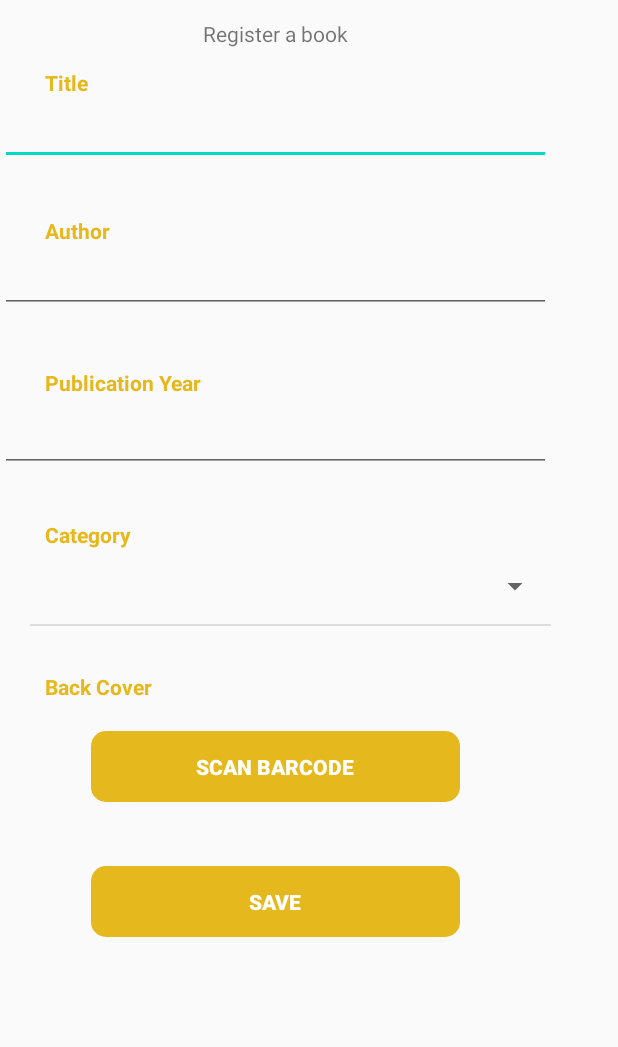
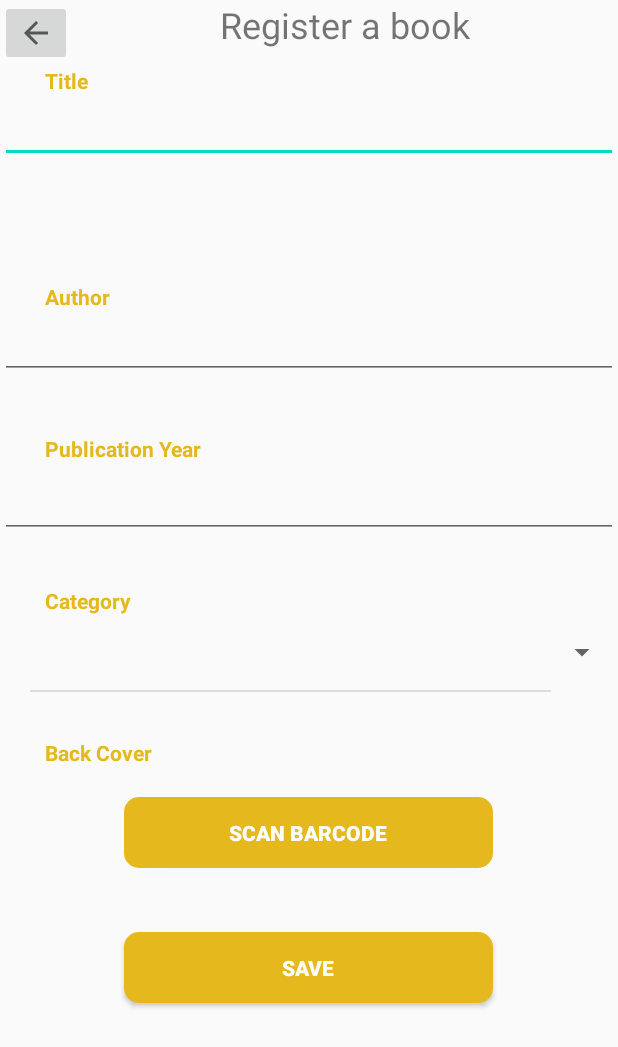
Before and after one commit to hugoTortuga/BookyPocket, an Android app: the RegisterBookActivity screen opened directly, with no data from a screen before it, on a phone screen of 412 x 824 dp. Shown: the top 1047 px of the screen. Run offline under Robolectric (Android 15) with nearby library versions, the phone set to English and light mode, and no system bars; libraries missing offline, so code that uses them is left out: com.j256.ormlite; 2 statements that could not run were skipped.

```diff
--- /dev/null
+++ b/Appli/Dev/BookyPocket/app/src/main/java/android/cnam/bookypocket/AuthorActivity.java
@@ -0,0 +1,4 @@
+package android.cnam.bookypocket;
+
+public class AuthorActivity {
+}
--- a/Appli/Dev/BookyPocket/app/src/main/java/android/cnam/bookypocket/RegisterBookActivity.java
+++ b/Appli/Dev/BookyPocket/app/src/main/java/android/cnam/bookypocket/RegisterBookActivity.java
@@ -6,6 +6,7 @@ import android.cnam.bookypocket.DBManager.ORMSQLiteManager;
 import android.cnam.bookypocket.DBManager.Session;
 import android.cnam.bookypocket.Model.*;
 import android.cnam.bookypocket.Utils.Alert;
+import android.cnam.bookypocket.Utils.ChangeActivity;
 import android.content.Context;
 import android.os.Bundle;
 import android.view.View;
@@ -178,4 +179,7 @@ public class RegisterBookActivity extends AppCompatActivity {
 
     }
 
+    public void GoHome(View view) {
+        ChangeActivity.ChangeActivity(this, MainActivity.class);
+    }
 }
--- a/Appli/Dev/BookyPocket/app/src/main/res/layout/activity_readings.xml
+++ b/Appli/Dev/BookyPocket/app/src/main/res/layout/activity_readings.xml
@@ -1,5 +1,6 @@
 <?xml version="1.0" encoding="utf-8"?>
-<androidx.constraintlayout.widget.ConstraintLayout xmlns:android="http://schemas.android.com/apk/res/android"
+<androidx.constraintlayout.widget.ConstraintLayout
+    xmlns:android="http://schemas.android.com/apk/res/android"
     xmlns:app="http://schemas.android.com/apk/res-auto"
     xmlns:tools="http://schemas.android.com/tools"
     android:layout_width="match_parent"
--- a/Appli/Dev/BookyPocket/app/src/main/res/layout/activity_register_book.xml
+++ b/Appli/Dev/BookyPocket/app/src/main/res/layout/activity_register_book.xml
@@ -7,9 +7,42 @@
     android:layout_height="match_parent"
     tools:context=".RegisterBookActivity">
 
+    <LinearLayout
+        android:layout_width="match_parent"
+        android:layout_height="match_parent"
+        android:orientation="vertical">
+
+        <LinearLayout
+            android:layout_width="match_parent"
+            android:layout_height="wrap_content"
+            android:orientation="horizontal">
+
+            <ImageButton
+                android:id="@+id/imageButton"
+                android:layout_width="wrap_content"
+                android:layout_height="wrap_content"
+                android:minHeight="30dp"
+                android:onClick="GoHome"
+                android:paddingVertical="10dp"
+                android:src="?attr/homeAsUpIndicator"
+                tools:ignore="MissingConstraints" />
+
+            <TextView
+                android:layout_width="match_parent"
+                android:layout_height="wrap_content"
+                android:layout_centerInParent="true"
+                android:gravity="start|right"
+                android:text="@string/registerNewBookText"
+                android:textAlignment="center"
+                android:textSize="24sp"
+                android:layout_weight="1"
+                tools:ignore="MissingConstraints,RtlCompat"></TextView>
+
+        </LinearLayout>
         <ScrollView
-        android:layout_width="wrap_content"
+            android:layout_width="match_parent"
             android:layout_height="wrap_content">
+
             <LinearLayout
                 android:layout_width="match_parent"
                 android:layout_height="match_parent"
@@ -19,13 +52,6 @@
                     android:layout_width="match_parent"
                     android:layout_height="144dp"
                     android:orientation="vertical">
-
-            <TextView
-                android:id="@+id/registerNewBookText"
-                android:layout_width="match_parent"
-                android:layout_height="45dp"
-                android:gravity="center_horizontal|center_vertical"
-                android:text="@string/registerNewBookText"/>
 
                     <TextView
                         android:id="@+id/register_titleText"
@@ -156,6 +182,7 @@
                     android:layout_width="match_parent"
                     android:layout_height="164dp"
                     android:orientation="vertical">
+
                     <Button
                         android:id="@+id/register_addButton"
                         android:layout_width="246dp"
@@ -170,4 +197,6 @@
 
             </LinearLayout>
         </ScrollView>
+
+    </LinearLayout>
 </androidx.constraintlayout.widget.ConstraintLayout>
```
Also changed, not shown: Appli/Dev/BookyPocket/app/src/main/res/layout/author_activity.xml (added, +58 -0 lines). Lines whose indentation alone changed are shown as unchanged.
